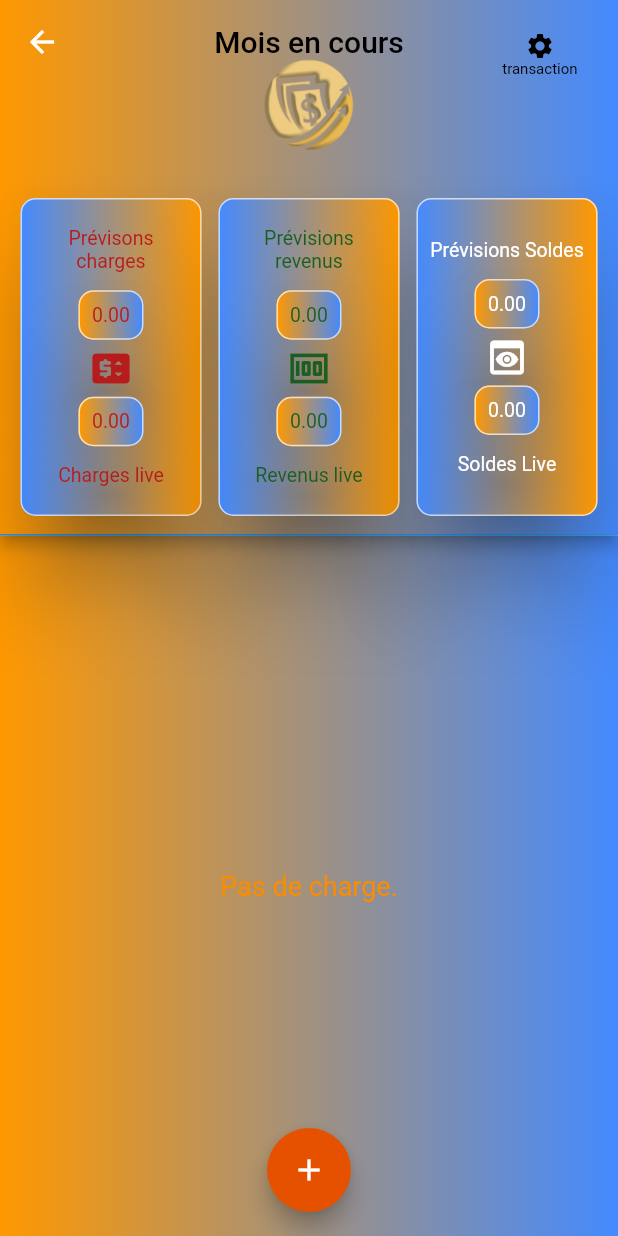
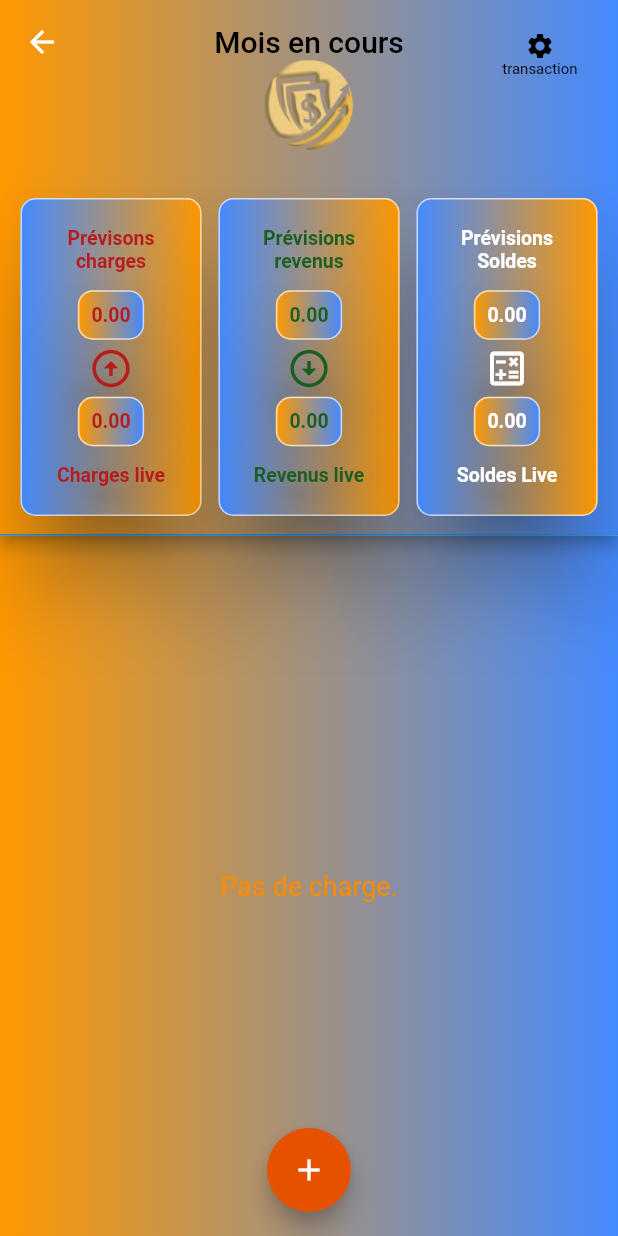
Before and after one commit to NOA-FASHION/easyEconomy, a Flutter app: the GestionMensuelLive screen opened directly with empty values, on a phone screen of 412 x 824 dp. Run offline on Flutter 3.47's test engine with Material 2 defaults, Android fonts, the phone set to English and light mode, and no system bars; drawn by our look-alikes of flip_card; our stand-ins replace accordion, image_picker, lottie, nanoid, page_transition, shared_preferences and 2 more; missing offline and left inert: marquee_text, multi_charts; accounts and stored records are empty.

Commit message:
modif icon

```diff
--- a/lib/screens/charge_fixe_mensuel.dart
+++ b/lib/screens/charge_fixe_mensuel.dart
@@ -255,21 +255,21 @@ class _ChargeFixeMensuelState extends State<ChargeFixeMensuel> {
                               ScreenIndicatorMontant(
                                 simuOuchargeFixe: simuOuchargeFixe,
                                 titre: "Prévisons charges",
-                                icones: Icons.price_change_rounded,
+                                icones: Icons.arrow_circle_up,
                                 listMontantUniverselle: _listMontantUniverselle,
                                 listMontantPrevision: _listMontPrevision,
                               ),
                               ScreenIndicatorMontant(
                                 simuOuchargeFixe: simuOuchargeFixe,
                                 titre: "Prévisions revenus",
-                                icones: Icons.money,
+                                icones: Icons.arrow_circle_down,
                                 listMontantUniverselle: _listMontantUniverselle,
                                 listMontantPrevision: _listMontPrevision,
                               ),
                               ScreenIndicatorMontant(
                                 simuOuchargeFixe: simuOuchargeFixe,
                                 titre: "Solde prévisionnel",
-                                icones: Icons.preview,
+                                icones: Icons.calculate_outlined,
                                 listMontantUniverselle: _listMontantUniverselle,
                                 listMontantPrevision: _listMontPrevision,
                               ),
--- a/lib/screens/gestion_mensuel_live.dart
+++ b/lib/screens/gestion_mensuel_live.dart
@@ -385,7 +385,7 @@ class _GestionMensuelLiveState extends State<GestionMensuelLive> {
                                 titre: _listMontantUniverselleLive.length > 0
                                     ? 'Charges restantes'
                                     : "Prévisons charges",
-                                icones: Icons.price_change_rounded,
+                                icones: Icons.arrow_circle_up,
                                 gestionListMontantUniverselle:
                                     _listMontantUniverselle,
                                 gestionListMontantUniverselleLive:
@@ -396,7 +396,7 @@ class _GestionMensuelLiveState extends State<GestionMensuelLive> {
                                 titre: _listMontantUniverselleLive.length > 0
                                     ? 'revenus restants'
                                     : "Prévisions revenus",
-                                icones: Icons.money,
+                                icones: Icons.arrow_circle_down,
                                 gestionListMontantUniverselle:
                                     _listMontantUniverselle,
                                 gestionListMontantUniverselleLive:
@@ -407,7 +407,7 @@ class _GestionMensuelLiveState extends State<GestionMensuelLive> {
                                 titre: _listMontantUniverselleLive.length > 0
                                     ? 'Transactions restants'
                                     : "Prévisions Soldes",
-                                icones: Icons.preview,
+                                icones: Icons.calculate_outlined,
                                 gestionListMontantUniverselle:
                                     _listMontantUniverselle,
                                 gestionListMontantUniverselleLive:
--- a/lib/screens/gestion_mensuel_live_resultats.dart
+++ b/lib/screens/gestion_mensuel_live_resultats.dart
@@ -84,7 +84,7 @@ class _GestionMensuelLiveResultatsState
                               ScreenIndicatorMontant(
                                 simuOuchargeFixe: simuOuchargeFixe,
                                 titre: "Charges validées",
-                                icones: Icons.price_change_rounded,
+                                icones: Icons.arrow_circle_up,
                                 listMontantUniverselle: _listMontantUniverselle,
                                 listMontantPrevision:
                                     _listMontantUniverselleLive,
@@ -92,7 +92,7 @@ class _GestionMensuelLiveResultatsState
                               ScreenIndicatorMontant(
                                 simuOuchargeFixe: simuOuchargeFixe,
                                 titre: "Revenus Validés",
-                                icones: Icons.money,
+                                icones: Icons.arrow_circle_down,
                                 listMontantUniverselle: _listMontantUniverselle,
                                 listMontantPrevision:
                                     _listMontantUniverselleLive,
@@ -100,7 +100,7 @@ class _GestionMensuelLiveResultatsState
                               ScreenIndicatorMontant(
                                 simuOuchargeFixe: simuOuchargeFixe,
                                 titre: "Solde validé",
-                                icones: Icons.preview,
+                                icones: Icons.calculate_outlined,
                                 listMontantUniverselle: _listMontantUniverselle,
                                 listMontantPrevision:
                                     _listMontantUniverselleLive,
--- a/lib/screens/screen_indicator_montant_gestionMensuel_live.dart
+++ b/lib/screens/screen_indicator_montant_gestionMensuel_live.dart
@@ -231,7 +231,10 @@ class _ScreenIndicatorMontantGestionLiveState
                       padding: const EdgeInsets.all(8.0),
                       child: Text(
                         widget.titre,
-                        style: TextStyle(fontSize: 13, color: choixColors()),
+                        style: TextStyle(
+                            fontSize: 13,
+                            color: choixColors(),
+                            fontWeight: FontWeight.bold),
                         textAlign: TextAlign.center,
                       ),
                     ),
@@ -253,8 +256,10 @@ class _ScreenIndicatorMontantGestionLiveState
                           padding: const EdgeInsets.all(8.0),
                           child: Text(
                             choixMontant(),
-                            style:
-                                TextStyle(fontSize: 13, color: choixColors()),
+                            style: TextStyle(
+                                fontSize: 13,
+                                color: choixColors(),
+                                fontWeight: FontWeight.bold),
                             textAlign: TextAlign.center,
                           ),
                         ),
@@ -283,8 +288,10 @@ class _ScreenIndicatorMontantGestionLiveState
                           padding: const EdgeInsets.all(8.0),
                           child: Text(
                             choixMontantLive(),
-                            style:
-                                TextStyle(fontSize: 13, color: choixColors()),
+                            style: TextStyle(
+                                fontSize: 13,
+                                color: choixColors(),
+                                fontWeight: FontWeight.bold),
                             textAlign: TextAlign.center,
                           ),
                         ),
@@ -295,7 +302,10 @@ class _ScreenIndicatorMontantGestionLiveState
                       padding: const EdgeInsets.all(8.0),
                       child: Text(
                         widget.titre1,
-                        style: TextStyle(fontSize: 13, color: choixColors()),
+                        style: TextStyle(
+                            fontSize: 13,
+                            color: choixColors(),
+                            fontWeight: FontWeight.bold),
                         textAlign: TextAlign.center,
                       ),
                     ),
@@ -331,7 +341,10 @@ class _ScreenIndicatorMontantGestionLiveState
                       padding: const EdgeInsets.all(8.0),
                       child: Text(
                         "Prévision de Solde",
-                        style: TextStyle(fontSize: 13, color: choixColors()),
+                        style: TextStyle(
+                            fontSize: 13,
+                            color: choixColors(),
+                            fontWeight: FontWeight.bold),
                         textAlign: TextAlign.center,
                       ),
                     ),
@@ -359,8 +372,10 @@ class _ScreenIndicatorMontantGestionLiveState
                           padding: const EdgeInsets.all(8.0),
                           child: Text(
                             soldeLive(),
-                            style:
-                                TextStyle(fontSize: 13, color: choixColors()),
+                            style: TextStyle(
+                                fontSize: 13,
+                                color: choixColors(),
+                                fontWeight: FontWeight.bold),
                             textAlign: TextAlign.center,
                           ),
                         ),
--- a/lib/screens/simulator_gestion.dart
+++ b/lib/screens/simulator_gestion.dart
@@ -340,21 +340,21 @@ class _SimulatorGestionState extends State<SimulatorGestion> {
                               ScreenIndicatorMontant(
                                 simuOuchargeFixe: simuOuchargeFixe,
                                 titre: "Prévisons charges",
-                                icones: Icons.price_change_rounded,
+                                icones: Icons.arrow_circle_up,
                                 listMontantUniverselle: _listMontantUniverselle,
                                 listMontantPrevision: _listMontPrevision,
                               ),
                               ScreenIndicatorMontant(
                                 simuOuchargeFixe: simuOuchargeFixe,
                                 titre: "Prévisions revenus",
-                                icones: Icons.money,
+                                icones: Icons.arrow_circle_down,
                                 listMontantUniverselle: _listMontantUniverselle,
                                 listMontantPrevision: _listMontPrevision,
                               ),
                               ScreenIndicatorMontant(
                                 simuOuchargeFixe: simuOuchargeFixe,
                                 titre: "Solde prévisionnel",
-                                icones: Icons.preview,
+                                icones: Icons.calculate_outlined,
                                 listMontantUniverselle: _listMontantUniverselle,
                                 listMontantPrevision: _listMontPrevision,
                               ),
```
